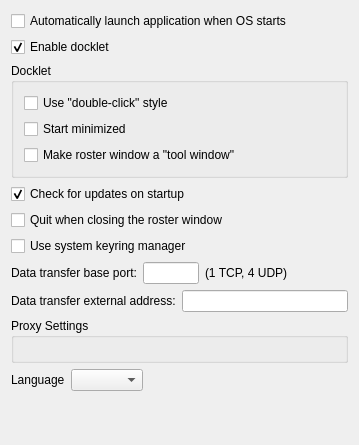
The window that src/options/opt_application.ui (psi-im/psi) describes before a commit, drawn with Qt 5.
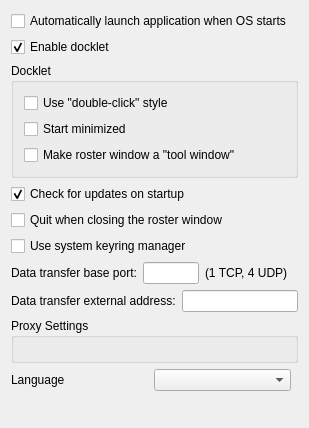
The same window after the commit.

Commit message: fixed wrong opt_application.ui stretching

```diff
--- a/src/options/opt_application.ui
+++ b/src/options/opt_application.ui
@@ -6,8 +6,8 @@
    <rect>
     <x>0</x>
     <y>0</y>
-    <width>359</width>
-    <height>445</height>
+    <width>309</width>
+    <height>428</height>
    </rect>
   </property>
   <property name="windowTitle">
@@ -142,18 +142,9 @@
       </widget>
      </item>
      <item>
-      <spacer>
+      <spacer name="spacer_3">
        <property name="orientation">
-        <enum>Qt::Orientation::Horizontal</enum>
-       </property>
-       <property name="sizeType">
-        <enum>QSizePolicy::Policy::Expanding</enum>
-       </property>
-       <property name="sizeHint" stdset="0">
-        <size>
-         <width>20</width>
-         <height>20</height>
-        </size>
+        <enum>Qt::Horizontal</enum>
        </property>
       </spacer>
      </item>
@@ -211,27 +202,18 @@
      <item>
       <spacer name="horizontalSpacer">
        <property name="orientation">
-        <enum>Qt::Orientation::Horizontal</enum>
-       </property>
-       <property name="sizeHint" stdset="0">
-        <size>
-         <width>40</width>
-         <height>20</height>
-        </size>
+        <enum>Qt::Horizontal</enum>
        </property>
       </spacer>
      </item>
     </layout>
    </item>
    <item>
-    <spacer>
-     <property name="orientation">
-      <enum>Qt::Orientation::Vertical</enum>
-     </property>
+    <spacer name="spacer_2">
      <property name="sizeHint" stdset="0">
       <size>
-       <width>20</width>
-       <height>40</height>
+       <width>0</width>
+       <height>0</height>
       </size>
      </property>
     </spacer>
```
Left out of the diff: 2 changed lines with no effect on the pictures.
